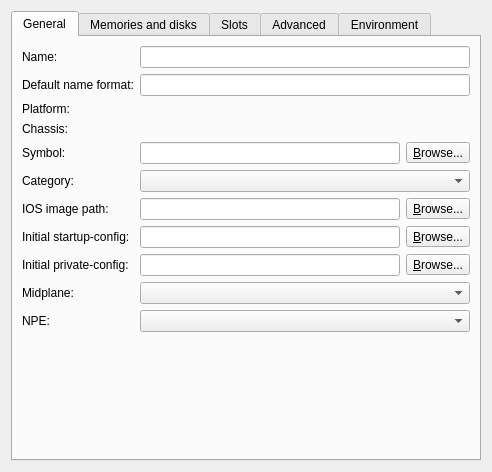
GNS3/gns3-gui, file gns3/modules/dynamips/ui/ios_router_configuration_page.ui: the form before one commit.
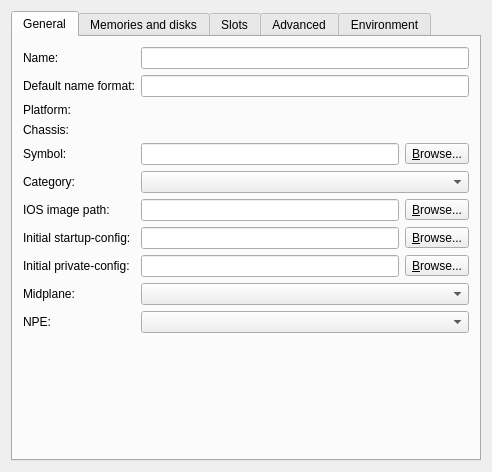
The form after the commit.

Commit message: Force margins in configuration tabs.

```diff
--- a/gns3/modules/dynamips/ui/ios_router_configuration_page.ui
+++ b/gns3/modules/dynamips/ui/ios_router_configuration_page.ui
@@ -24,6 +24,9 @@
        <string>General</string>
       </attribute>
       <layout class="QGridLayout" name="gridLayout_2">
+       <property name="margin">
+        <number>10</number>
+       </property>
        <item row="15" column="1">
         <spacer>
          <property name="orientation">
```
Left out of the diff: 12 changed lines with no effect on the pictures. The commit also changes 11 other files.
